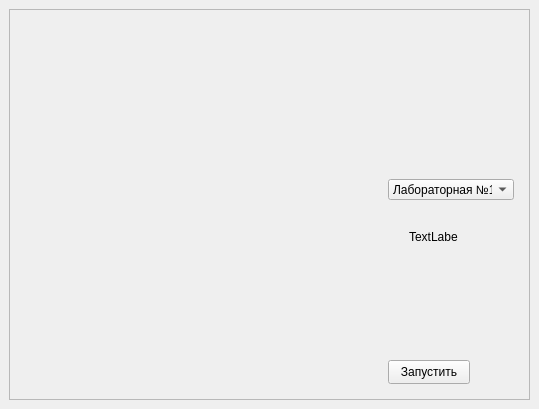
The window that src/MainWindow/MainWindow.ui (ilya-kar/IDCM) describes before a commit, drawn with Qt 5.
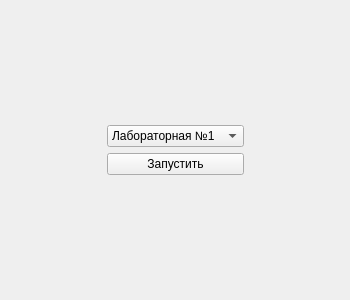
The same window after the commit. Icons and pictures are not drawn.

```diff
--- a/src/MainWindow/MainWindow.ui
+++ b/src/MainWindow/MainWindow.ui
@@ -1,162 +1,106 @@
 <?xml version="1.0" encoding="UTF-8"?>
 <ui version="4.0">
  <class>MainWindow</class>
- <widget class="QMainWindow" name="MainWindow">
-  <property name="enabled">
-   <bool>true</bool>
-  </property>
+ <widget class="QWidget" name="MainWindow">
   <property name="geometry">
    <rect>
     <x>0</x>
     <y>0</y>
-    <width>539</width>
-    <height>409</height>
+    <width>350</width>
+    <height>300</height>
    </rect>
   </property>
+  <property name="minimumSize">
+   <size>
+    <width>350</width>
+    <height>300</height>
+   </size>
+  </property>
+  <property name="maximumSize">
+   <size>
+    <width>350</width>
+    <height>300</height>
+   </size>
+  </property>
   <property name="windowTitle">
    <string>MainWindow</string>
   </property>
-  <property name="styleSheet">
-   <string notr="true"/>
-  </property>
-  <property name="toolButtonStyle">
-   <enum>Qt::ToolButtonStyle::ToolButtonIconOnly</enum>
-  </property>
-  <widget class="QWidget" name="centralwidget">
-   <layout class="QHBoxLayout" name="horizontalLayout">
-    <item>
-     <widget class="QFrame" name="frame">
-      <property name="sizePolicy">
-       <sizepolicy hsizetype="Minimum" vsizetype="Preferred">
-        <horstretch>0</horstretch>
-        <verstretch>0</verstretch>
-       </sizepolicy>
+  <layout class="QGridLayout" name="gridLayout" columnstretch="3,4,3">
+   <item row="0" column="1">
+    <spacer name="verticalSpacer">
+     <property name="orientation">
+      <enum>Qt::Orientation::Vertical</enum>
+     </property>
+     <property name="sizeHint" stdset="0">
+      <size>
+       <width>20</width>
+       <height>40</height>
+      </size>
+     </property>
+    </spacer>
+   </item>
+   <item row="2" column="1">
+    <widget class="QPushButton" name="startButton">
+     <property name="sizePolicy">
+      <sizepolicy hsizetype="Preferred" vsizetype="Fixed">
+       <horstretch>0</horstretch>
+       <verstretch>0</verstretch>
+      </sizepolicy>
+     </property>
+     <property name="text">
+      <string>Запустить</string>
+     </property>
+    </widget>
+   </item>
+   <item row="1" column="1">
+    <widget class="QComboBox" name="labSelect">
+     <item>
+      <property name="text">
+       <string>Лабораторная №1</string>
       </property>
-      <property name="styleSheet">
-       <string notr="true"/>
-      </property>
-      <property name="frameShape">
-       <enum>QFrame::Shape::StyledPanel</enum>
-      </property>
-      <property name="frameShadow">
-       <enum>QFrame::Shadow::Raised</enum>
-      </property>
-      <widget class="QComboBox" name="comboBox">
-       <property name="geometry">
-        <rect>
-         <x>379</x>
-         <y>170</y>
-         <width>126</width>
-         <height>21</height>
-        </rect>
-       </property>
-       <property name="sizePolicy">
-        <sizepolicy hsizetype="Expanding" vsizetype="Fixed">
-         <horstretch>0</horstretch>
-         <verstretch>0</verstretch>
-        </sizepolicy>
-       </property>
-       <property name="styleSheet">
-        <string notr="true"/>
-       </property>
-       <item>
-        <property name="text">
-         <string>Лабораторная №1</string>
-        </property>
-       </item>
-      </widget>
-      <widget class="QPushButton" name="pushButton">
-       <property name="geometry">
-        <rect>
-         <x>379</x>
-         <y>351</y>
-         <width>82</width>
-         <height>24</height>
-        </rect>
-       </property>
-       <property name="sizePolicy">
-        <sizepolicy hsizetype="Preferred" vsizetype="Fixed">
-         <horstretch>0</horstretch>
-         <verstretch>0</verstretch>
-        </sizepolicy>
-       </property>
-       <property name="styleSheet">
-        <string notr="true"/>
-       </property>
-       <property name="text">
-        <string>Запустить</string>
-       </property>
-       <property name="icon">
-        <iconset resource="../../resources/resources.qrc">
-         <normaloff>:/images/tom.jpg</normaloff>:/images/tom.jpg</iconset>
-       </property>
-       <property name="iconSize">
-        <size>
-         <width>16</width>
-         <height>16</height>
-        </size>
-       </property>
-       <property name="checkable">
-        <bool>false</bool>
-       </property>
-       <property name="checked">
-        <bool>false</bool>
-       </property>
-       <property name="autoRepeat">
-        <bool>false</bool>
-       </property>
-       <property name="autoExclusive">
-        <bool>false</bool>
-       </property>
-      </widget>
-      <widget class="QLabel" name="label">
-       <property name="geometry">
-        <rect>
-         <x>10</x>
-         <y>16</y>
-         <width>363</width>
-         <height>329</height>
-        </rect>
-       </property>
-       <property name="text">
-        <string/>
-       </property>
-       <property name="pixmap">
-        <pixmap resource="../../resources/resources.qrc">:/images/tom.jpg</pixmap>
-       </property>
-       <property name="scaledContents">
-        <bool>true</bool>
-       </property>
-       <property name="alignment">
-        <set>Qt::AlignmentFlag::AlignLeading|Qt::AlignmentFlag::AlignLeft|Qt::AlignmentFlag::AlignVCenter</set>
-       </property>
-       <property name="wordWrap">
-        <bool>false</bool>
-       </property>
-       <property name="margin">
-        <number>0</number>
-       </property>
-       <property name="indent">
-        <number>0</number>
-       </property>
-      </widget>
-      <widget class="QLabel" name="label_2">
-       <property name="geometry">
-        <rect>
-         <x>400</x>
-         <y>220</y>
-         <width>49</width>
-         <height>16</height>
-        </rect>
-       </property>
-       <property name="text">
-        <string>TextLabel</string>
-       </property>
-      </widget>
-     </widget>
-    </item>
-   </layout>
-  </widget>
+     </item>
+    </widget>
+   </item>
+   <item row="1" column="0">
+    <spacer name="horizontalSpacer">
+     <property name="orientation">
+      <enum>Qt::Orientation::Horizontal</enum>
+     </property>
+     <property name="sizeHint" stdset="0">
+      <size>
+       <width>40</width>
+       <height>20</height>
+      </size>
+     </property>
+    </spacer>
+   </item>
+   <item row="3" column="1">
+    <spacer name="verticalSpacer_2">
+     <property name="orientation">
+      <enum>Qt::Orientation::Vertical</enum>
+     </property>
+     <property name="sizeHint" stdset="0">
+      <size>
+       <width>20</width>
+       <height>40</height>
+      </size>
+     </property>
+    </spacer>
+   </item>
+   <item row="1" column="2">
+    <spacer name="horizontalSpacer_2">
+     <property name="orientation">
+      <enum>Qt::Orientation::Horizontal</enum>
+     </property>
+     <property name="sizeHint" stdset="0">
+      <size>
+       <width>40</width>
+       <height>20</height>
+      </size>
+     </property>
+    </spacer>
+   </item>
+  </layout>
  </widget>
  <resources>
   <include location="../../resources/resources.qrc"/>
```
Left out of the diff: 2 changed lines with no effect on the pictures.
